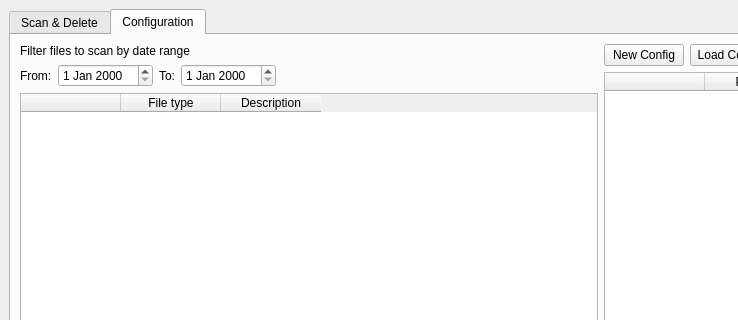
Olafseisler/sensitive-data-deleter, file mainwindow.ui: the form before one commit; both pictures show x 0 to 738 and y 0 to 320 of the 1202 by 555 pixel window.
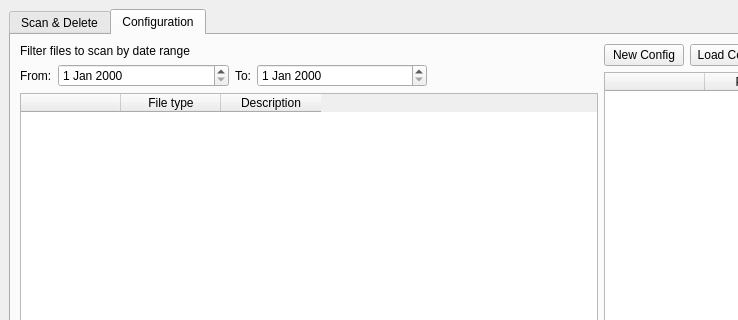
The form after the commit. The open tabs and pages were chosen to show the change.

Commit message: Fixed some UI issues and failing to open non-ASCII filepaths.

Diff of the .ui file:
```diff
--- a/mainwindow.ui
+++ b/mainwindow.ui
@@ -395,7 +395,14 @@
                  </widget>
                 </item>
                 <item>
-                 <widget class="QDateEdit" name="fromDateEdit"/>
+                 <widget class="QDateEdit" name="fromDateEdit">
+                  <property name="sizePolicy">
+                   <sizepolicy hsizetype="MinimumExpanding" vsizetype="Fixed">
+                    <horstretch>0</horstretch>
+                    <verstretch>0</verstretch>
+                   </sizepolicy>
+                  </property>
+                 </widget>
                 </item>
                 <item>
                  <widget class="QLabel" name="label_2">
@@ -405,16 +412,26 @@
                  </widget>
                 </item>
                 <item>
-                 <widget class="QDateEdit" name="toDateEdit"/>
+                 <widget class="QDateEdit" name="toDateEdit">
+                  <property name="sizePolicy">
+                   <sizepolicy hsizetype="MinimumExpanding" vsizetype="Fixed">
+                    <horstretch>0</horstretch>
+                    <verstretch>0</verstretch>
+                   </sizepolicy>
+                  </property>
+                 </widget>
                 </item>
                 <item>
                  <spacer name="horizontalSpacer">
                   <property name="orientation">
                    <enum>Qt::Horizontal</enum>
                   </property>
+                  <property name="sizeType">
+                   <enum>QSizePolicy::Expanding</enum>
+                  </property>
                   <property name="sizeHint" stdset="0">
                    <size>
-                    <width>25</width>
+                    <width>20</width>
                     <height>12</height>
                    </size>
                   </property>
```
Left out of the diff: 2 changed lines with no effect on the pictures. The commit also changes 4 other files.
